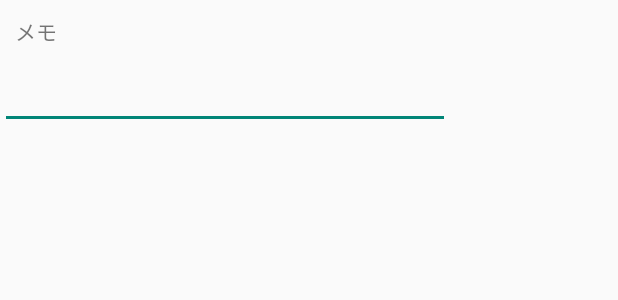
After one commit to MoChiwaki/PositionAlarm, an Android app: the layout dialog.xml on its own in the app's theme, with its tools: preview values and no code run, on a phone screen of 412 x 824 dp. The commit adds this screen. Shown: the top 300 px of the screen. Run offline under Robolectric (Android 15) with nearby library versions, the phone set to English and light mode, and no system bars.

Commit message:
メモ追加、独自ダイアログ追加

```diff
--- a/app/src/main/java/com/example/yukiko/positionalarm/AlarmReceiver.java
+++ b/app/src/main/java/com/example/yukiko/positionalarm/AlarmReceiver.java
@@ -22,8 +22,8 @@ public class AlarmReceiver extends BroadcastReceiver {
         PendingIntent contentIntent = PendingIntent.getActivity(context, 0, bootIntent, 0);
         Notification.Builder builder = new Notification.Builder(context);
         builder.setSmallIcon(android.R.drawable.ic_dialog_info)
-                .setContentTitle("ここはあの場所…！")
-                .setContentText(receivedIntent.getCharSequenceExtra("todo"))
+                .setContentTitle("いちつーち")
+                .setContentText(receivedIntent.getCharSequenceExtra("content"))
                 .setWhen(System.currentTimeMillis())
                 .setPriority(Notification.PRIORITY_DEFAULT)
                 .setAutoCancel(true)
--- a/app/src/main/res/layout/activity_maps.xml
+++ b/app/src/main/res/layout/activity_maps.xml
@@ -15,7 +15,8 @@
         android:textOff="@string/text_off"
         android:id="@+id/toggleButton"
         android:layout_alignParentLeft="true"
-        android:layout_alignParentStart="true" />
+        android:layout_alignParentStart="true"
+        android:layout_alignBottom="@+id/address" />
 
     <TextView
         android:layout_width="wrap_content"
@@ -36,7 +37,7 @@
         android:layout_width="match_parent"
         android:layout_height="match_parent"
         android:layout_below="@+id/toggleButton"
-        android:layout_marginTop="10dp"
+        android:layout_marginTop="20dp"
         android:id="@+id/map"
         tools:context=".MapsActivity"
         android:name="com.google.android.gms.maps.SupportMapFragment" />
--- /dev/null
+++ b/app/src/main/res/layout/dialog.xml
@@ -0,0 +1,25 @@
+<?xml version="1.0" encoding="utf-8"?>
+<LinearLayout xmlns:android="http://schemas.android.com/apk/res/android"
+    android:layout_width="300dp"
+    android:layout_height="170dp"
+    android:orientation="vertical"
+    android:weightSum="1"
+    android:baselineAligned="false">
+
+
+    <TextView
+        android:layout_width="fill_parent"
+        android:layout_height="wrap_content"
+        android:id="@+id/editText"
+        android:layout_weight="0.04"
+        android:text="メモ"
+        android:layout_marginLeft="10dp"
+        android:layout_marginTop="10dp" />
+
+    <EditText
+        android:layout_width="fill_parent"
+        android:layout_height="wrap_content"
+        android:id="@+id/contentText"
+        android:layout_weight="0.07" />
+
+</LinearLayout>
```
Also changed, not shown: app/src/main/java/com/example/yukiko/positionalarm/CustomDialogFragment.java (added, +56 -0 lines), app/src/main/java/com/example/yukiko/positionalarm/DatabaseHelper.java (+3 -6 lines), app/src/main/java/com/example/yukiko/positionalarm/MapsActivity.java (+75 -39 lines), app/src/main/java/com/example/yukiko/positionalarm/SaveConfirmDialogFragment.java (+12 -3 lines).
